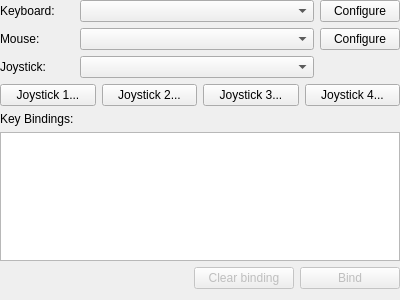
The window that src/qt/qt_settingsinput.ui (86Box/86Box) describes before a commit, drawn with Qt 5.
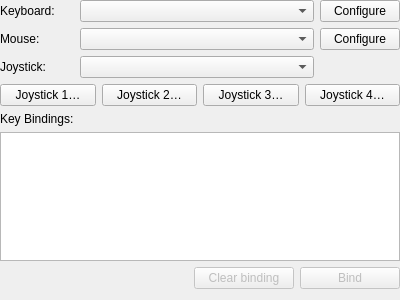
The same window after the commit.

```diff
--- a/src/qt/qt_settingsinput.ui
+++ b/src/qt/qt_settingsinput.ui
@@ -114,28 +114,28 @@
      <item>
       <widget class="QPushButton" name="pushButtonJoystick01">
        <property name="text">
-        <string>Joystick 1...</string>
+        <string>Joystick 1…</string>
        </property>
       </widget>
      </item>
      <item>
       <widget class="QPushButton" name="pushButtonJoystick02">
        <property name="text">
-        <string>Joystick 2...</string>
+        <string>Joystick 2…</string>
        </property>
       </widget>
      </item>
      <item>
       <widget class="QPushButton" name="pushButtonJoystick03">
        <property name="text">
-        <string>Joystick 3...</string>
+        <string>Joystick 3…</string>
        </property>
       </widget>
      </item>
      <item>
       <widget class="QPushButton" name="pushButtonJoystick04">
        <property name="text">
-        <string>Joystick 4...</string>
+        <string>Joystick 4…</string>
        </property>
       </widget>
      </item>
```
